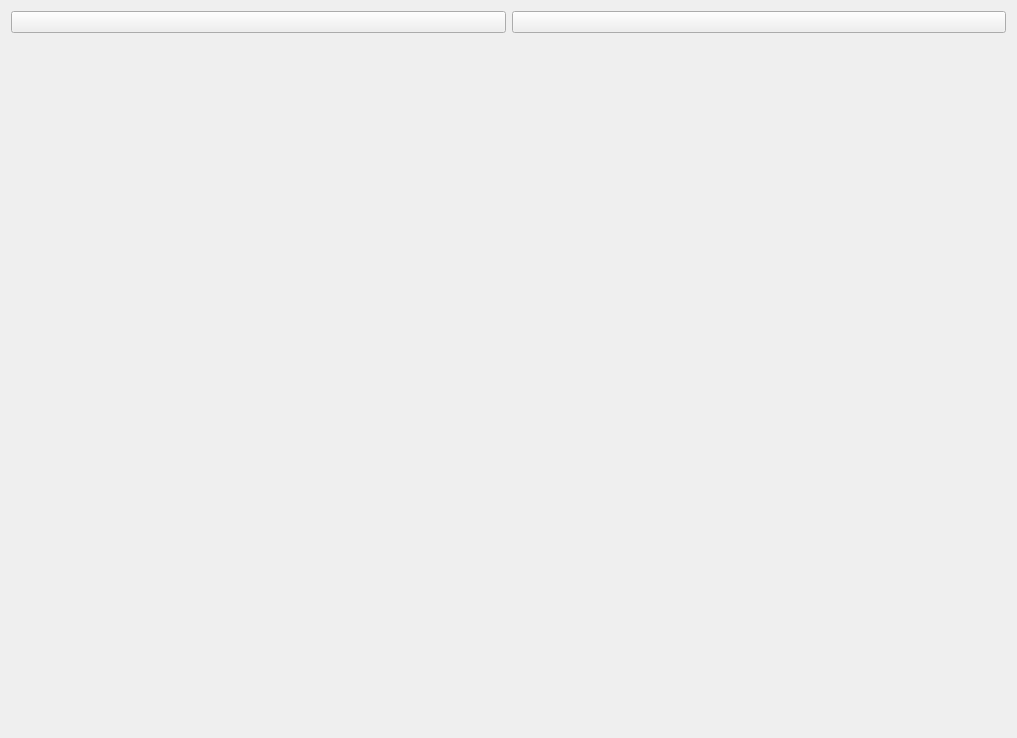
First picture: the form in src/ui/history_panel.ui, repository MisakaMikoto128/UDP_Oscilloscope, before the edit.
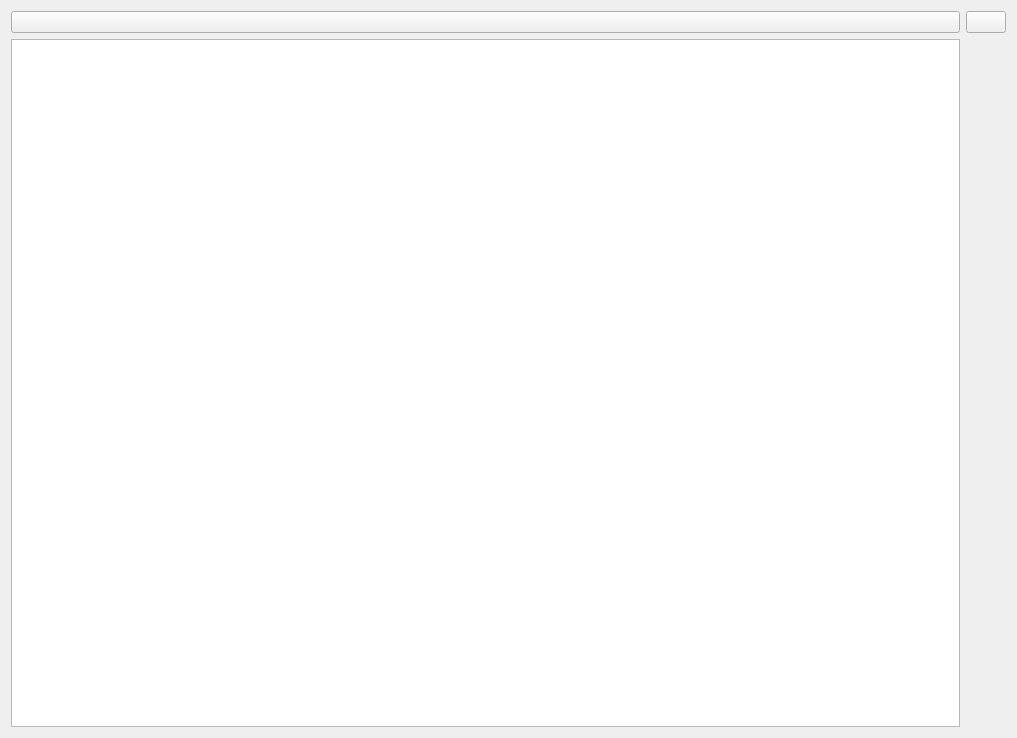
Second picture: the form after the edit. Custom widgets are drawn as their Qt base class.

Commit message: src\ui\history_panel_ui.py移除多余的卡片组件

```diff
--- a/src/ui/history_panel.ui
+++ b/src/ui/history_panel.ui
@@ -20,16 +20,8 @@
    <item row="0" column="1">
     <widget class="ComboBox" name="combo_box_devices"/>
    </item>
-   <item row="1" column="0" colspan="2">
-    <widget class="CardWidget" name="card_fault_history">
-     <property name="sizePolicy">
-      <sizepolicy hsizetype="Expanding" vsizetype="Preferred">
-       <horstretch>0</horstretch>
-       <verstretch>0</verstretch>
-      </sizepolicy>
-     </property>
-     <layout class="QGridLayout" name="gridLayout"/>
-    </widget>
+   <item row="1" column="0">
+    <widget class="TableWidget" name="table_fault_history"/>
    </item>
   </layout>
  </widget>
@@ -39,17 +31,16 @@
    <extends>QPushButton</extends>
    <header>qfluentwidgets</header>
   </customwidget>
-  <customwidget>
-   <class>CardWidget</class>
-   <extends>QFrame</extends>
-   <header>qfluentwidgets</header>
-   <container>1</container>
-  </customwidget>
   <customwidget>
    <class>CalendarPicker</class>
    <extends>QPushButton</extends>
    <header>qfluentwidgets</header>
   </customwidget>
+  <customwidget>
+   <class>TableWidget</class>
+   <extends>QTableWidget</extends>
+   <header>qfluentwidgets</header>
+  </customwidget>
  </customwidgets>
  <resources/>
  <connections/>
```
The commit also changes 2 other files.
